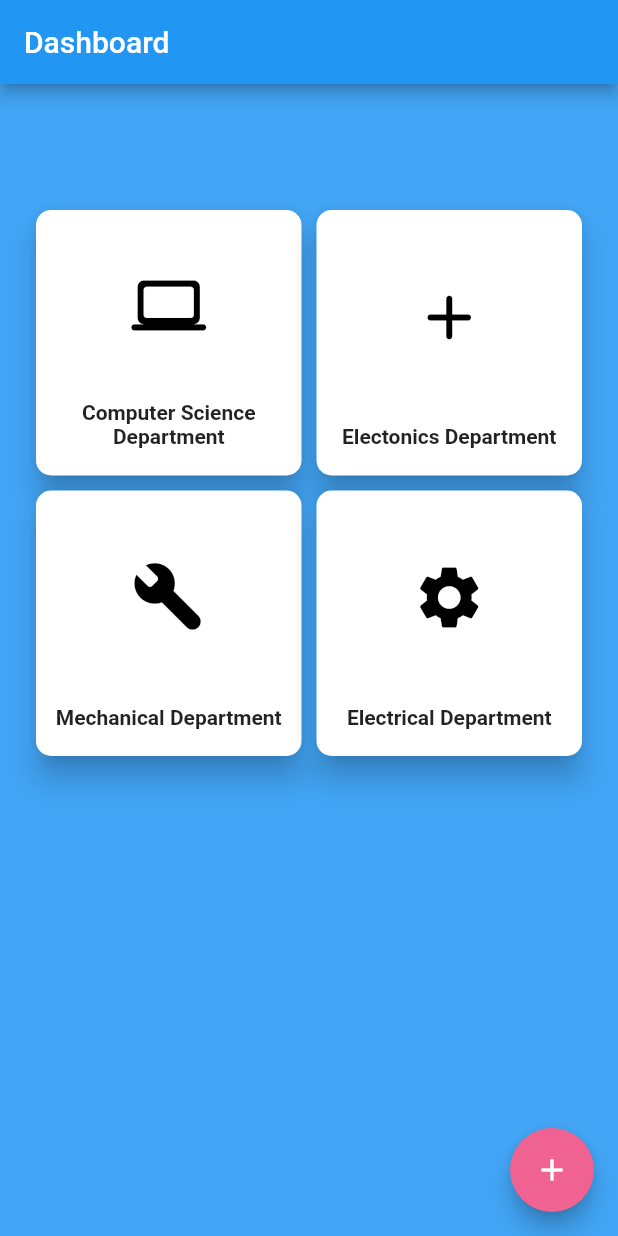
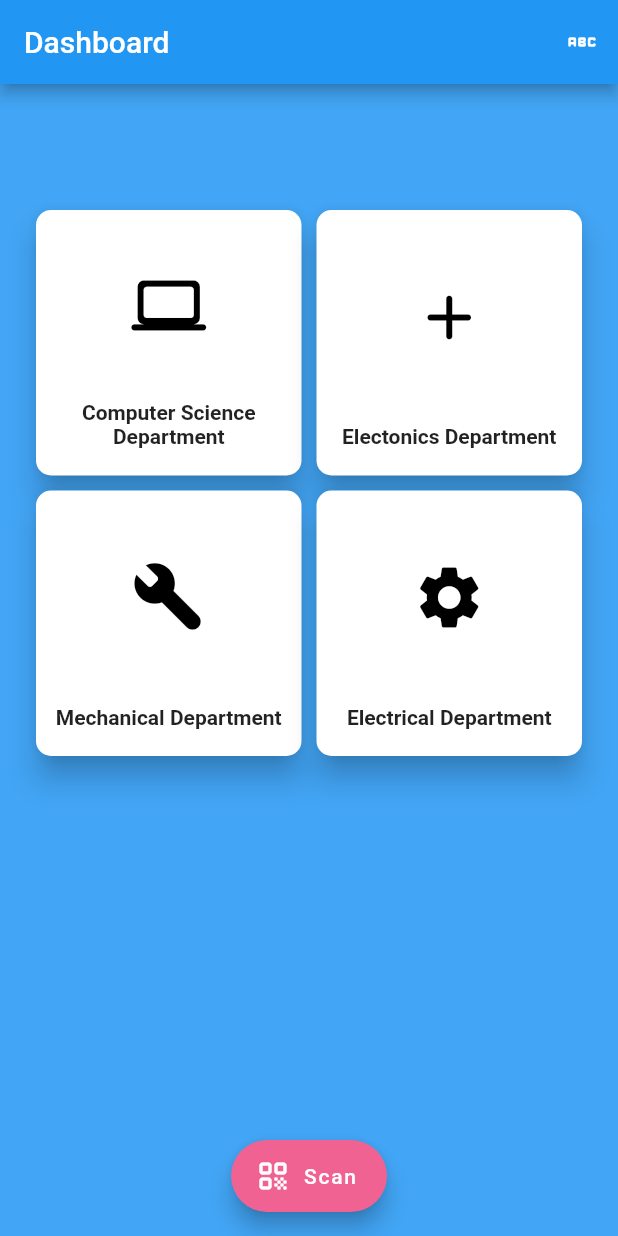
Before and after one commit to abhirampradeep/Store_App, a Flutter app: the screen it shows after launch, after a tap on "Login", on a phone screen of 412 x 824 dp. Run offline on Flutter 3.47's test engine with Material 2 defaults, Android fonts, the phone set to English and light mode, and no system bars; missing offline and left inert: flutter_barcode_scanner.

Commit message:
qr added

```diff
--- a/lib/Profile.dart
+++ b/lib/Profile.dart
@@ -1,24 +1,30 @@
 // ignore_for_file: unnecessary_const, avoid_unnecessary_containers
 
 import 'package:flutter/material.dart';
+import 'package:flutter/services.dart';
+import 'package:flutter_barcode_scanner/flutter_barcode_scanner.dart';
 import 'package:store_app_waya/ComputerScience.dart';
 
-
-
-
 class Profile extends StatefulWidget {
-  const Profile({ Key? key }) : super(key: key);
+  const Profile({Key? key}) : super(key: key);
 
   @override
   _ProfileState createState() => _ProfileState();
 }
 
 class _ProfileState extends State<Profile> {
+  String barcode = 'Unknown';
   @override
   Widget build(BuildContext context) {
     return Scaffold(
-      appBar: AppBar(
+        appBar: AppBar(
           title: const Text('Dashboard'),
+          actions: [
+            IconButton(
+              icon: Icon(Icons.abc_rounded),
+              onPressed: () {},
+            )
+          ],
         ),
         backgroundColor: Colors.blue[400],
         body: GridView.count(
@@ -43,7 +49,8 @@ class _ProfileState extends State<Profile> {
                             onPressed: () {
                               Navigator.of(context).pushReplacement(
                                   MaterialPageRoute(
-                                      builder: (context) => const ComputerScience()));
+                                      builder: (context) =>
+                                          const ComputerScience()));
                             },
                             icon: const Icon(
                               Icons.computer_rounded,
@@ -70,8 +77,8 @@ class _ProfileState extends State<Profile> {
                     ],
                   )),
               onTap: () {
-                Navigator.of(context).pushReplacement(
-                    MaterialPageRoute(builder: (context) => const ComputerScience()));
+                Navigator.of(context).pushReplacement(MaterialPageRoute(
+                    builder: (context) => const ComputerScience()));
               },
             ),
             InkWell(
@@ -88,7 +95,8 @@ class _ProfileState extends State<Profile> {
                             onPressed: () {
                               Navigator.of(context).pushReplacement(
                                   MaterialPageRoute(
-                                      builder: (context) => const ComputerScience()));
+                                      builder: (context) =>
+                                          const ComputerScience()));
                             },
                             icon: const Icon(
                               Icons.add_rounded,
@@ -115,8 +123,8 @@ class _ProfileState extends State<Profile> {
                     ],
                   )),
               onTap: () {
-                Navigator.of(context).pushReplacement(
-                    MaterialPageRoute(builder: (context) => const ComputerScience()));
+                Navigator.of(context).pushReplacement(MaterialPageRoute(
+                    builder: (context) => const ComputerScience()));
               },
             ),
             InkWell(
@@ -133,7 +141,8 @@ class _ProfileState extends State<Profile> {
                             onPressed: () {
                               Navigator.of(context).pushReplacement(
                                   MaterialPageRoute(
-                                      builder: (context) => const ComputerScience()));
+                                      builder: (context) =>
+                                          const ComputerScience()));
                             },
                             icon: const Icon(
                               Icons.build_rounded,
@@ -160,8 +169,8 @@ class _ProfileState extends State<Profile> {
                     ],
                   )),
               onTap: () {
-                Navigator.of(context).pushReplacement(
-                    MaterialPageRoute(builder: (context) => const ComputerScience()));
+                Navigator.of(context).pushReplacement(MaterialPageRoute(
+                    builder: (context) => const ComputerScience()));
               },
             ),
             InkWell(
@@ -178,7 +187,8 @@ class _ProfileState extends State<Profile> {
                             onPressed: () {
                               Navigator.of(context).pushReplacement(
                                   MaterialPageRoute(
-                                      builder: (context) => const ComputerScience()));
+                                      builder: (context) =>
+                                          const ComputerScience()));
                             },
                             icon: const Icon(
                               Icons.settings,
@@ -205,21 +215,36 @@ class _ProfileState extends State<Profile> {
                     ],
                   )),
               onTap: () {
-                Navigator.of(context).pushReplacement(
-                    MaterialPageRoute(builder: (context) => const ComputerScience()));
+                Navigator.of(context).pushReplacement(MaterialPageRoute(
+                    builder: (context) => const ComputerScience()));
               },
             ),
           ],
         ),
-        floatingActionButton: FloatingActionButton(
-          onPressed: () {
+        floatingActionButtonLocation: FloatingActionButtonLocation.centerFloat,
+        floatingActionButton: FloatingActionButton.extended(
+            onPressed: scanBarcode,
+            backgroundColor: Colors.pink[300],
+            label: const Text("Scan"),
+            icon: const Icon(Icons.qr_code_rounded)));
+  }
 
-            setState(() {});
-          },
-          backgroundColor: Colors.pink[300],
-          child: const Icon(Icons.add),
-        )
+  Future<void> scanBarcode() async {
+    try{
+    final barcode = await FlutterBarcodeScanner.scanBarcode(
+        "#ff6666", "Cancel", true, ScanMode.BARCODE);
 
-    );
+        if(!mounted) return;
+
+        setState(() {
+                  this.barcode = barcode;
+
+        });
+
+    } on PlatformException{
+
+    barcode ='failed to get platform version';
+    }
+
   }
 }
--- a/lib/main.dart
+++ b/lib/main.dart
@@ -40,8 +40,8 @@ class _MyHomePageState extends State<MyHomePage> {
   Widget build(BuildContext context) {
 
     return MaterialApp(
-       debugShowCheckedModeBanner: false,
       title: "Store App",
+      debugShowCheckedModeBanner: true,
       home: Homepage(),
     );
   }
--- a/pubspec.yaml
+++ b/pubspec.yaml
@@ -34,6 +34,7 @@ dependencies:
   # The following adds the Cupertino Icons font to your application.
   # Use with the CupertinoIcons class for iOS style icons.
   cupertino_icons: ^1.0.2
+  flutter_barcode_scanner: ^2.0.0
 
 dev_dependencies:
   flutter_test:
```
Also changed, not shown: pubspec.lock.
